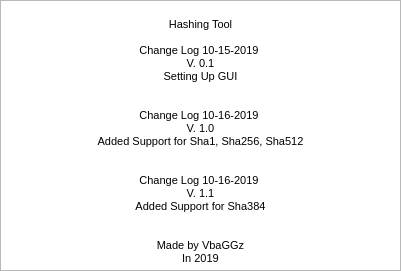
First picture: the form in UI/About.ui, repository VbaGGz/Hashing_Tool, before the edit.
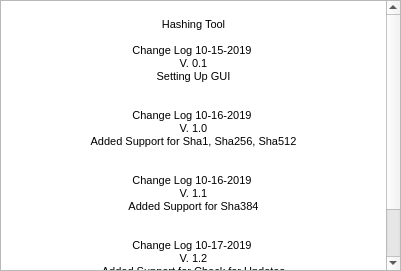
Second picture: the form after the edit.

Commit message: V. 1.2 Added Support for Check for Updates and Changed Folder Layout

```diff
--- a/UI/About.ui
+++ b/UI/About.ui
@@ -60,6 +60,11 @@
 &lt;p align=&quot;center&quot; style=&quot; margin-top:0px; margin-bottom:0px; margin-left:0px; margin-right:0px; -qt-block-indent:0; text-indent:0px;&quot;&gt;Added Support for Sha384&lt;/p&gt;
 &lt;p align=&quot;center&quot; style=&quot;-qt-paragraph-type:empty; margin-top:0px; margin-bottom:0px; margin-left:0px; margin-right:0px; -qt-block-indent:0; text-indent:0px;&quot;&gt;&lt;br /&gt;&lt;/p&gt;
 &lt;p align=&quot;center&quot; style=&quot;-qt-paragraph-type:empty; margin-top:0px; margin-bottom:0px; margin-left:0px; margin-right:0px; -qt-block-indent:0; text-indent:0px;&quot;&gt;&lt;br /&gt;&lt;/p&gt;
+&lt;p align=&quot;center&quot; style=&quot; margin-top:0px; margin-bottom:0px; margin-left:0px; margin-right:0px; -qt-block-indent:0; text-indent:0px;&quot;&gt;Change Log 10-17-2019 &lt;/p&gt;
+&lt;p align=&quot;center&quot; style=&quot; margin-top:0px; margin-bottom:0px; margin-left:0px; margin-right:0px; -qt-block-indent:0; text-indent:0px;&quot;&gt;V. 1.2&lt;/p&gt;
+&lt;p align=&quot;center&quot; style=&quot; margin-top:0px; margin-bottom:0px; margin-left:0px; margin-right:0px; -qt-block-indent:0; text-indent:0px;&quot;&gt;Added Support for Check for Updates&lt;/p&gt;
+&lt;p align=&quot;center&quot; style=&quot; margin-top:0px; margin-bottom:0px; margin-left:0px; margin-right:0px; -qt-block-indent:0; text-indent:0px;&quot;&gt;and Changed Folder Layout&lt;/p&gt;
+&lt;p align=&quot;center&quot; style=&quot;-qt-paragraph-type:empty; margin-top:0px; margin-bottom:0px; margin-left:0px; margin-right:0px; -qt-block-indent:0; text-indent:0px;&quot;&gt;&lt;br /&gt;&lt;/p&gt;
 &lt;p align=&quot;center&quot; style=&quot; margin-top:0px; margin-bottom:0px; margin-left:0px; margin-right:0px; -qt-block-indent:0; text-indent:0px;&quot;&gt;Made by VbaGGz&lt;/p&gt;
 &lt;p align=&quot;center&quot; style=&quot; margin-top:0px; margin-bottom:0px; margin-left:0px; margin-right:0px; -qt-block-indent:0; text-indent:0px;&quot;&gt;In 2019&lt;/p&gt;&lt;/body&gt;&lt;/html&gt;</string>
    </property>
```
The commit also changes 5 other files.
